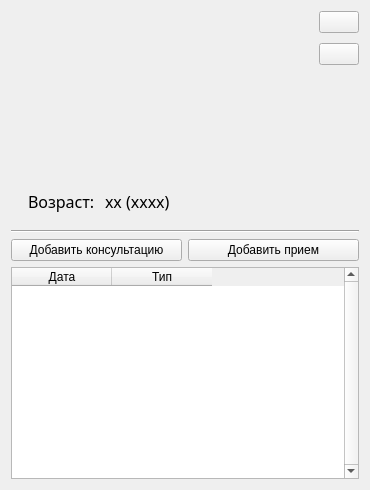
Before: the Qt Designer form project/forms/Client_info.ui in Galoev/nutritionist-helper, drawn with Qt 5.
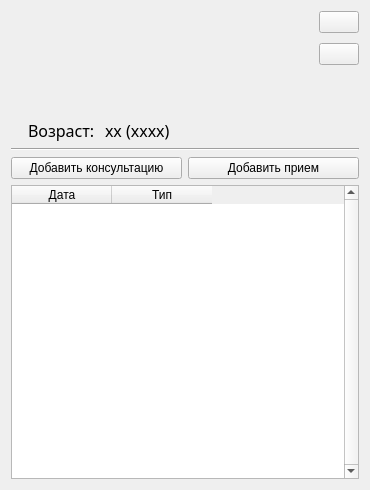
After: the same form once the commit is applied. Icons and pictures are not drawn.

```diff
--- a/project/forms/Client_info.ui
+++ b/project/forms/Client_info.ui
@@ -13,7 +13,7 @@
   <property name="windowTitle">
    <string>Информация о клиенте</string>
   </property>
-  <layout class="QVBoxLayout" name="verticalLayout_2">
+  <layout class="QVBoxLayout" name="verticalLayout_2" stretch="0,0,0,1">
    <item>
     <layout class="QHBoxLayout" name="horizontalLayout_2">
      <property name="spacing">
```
